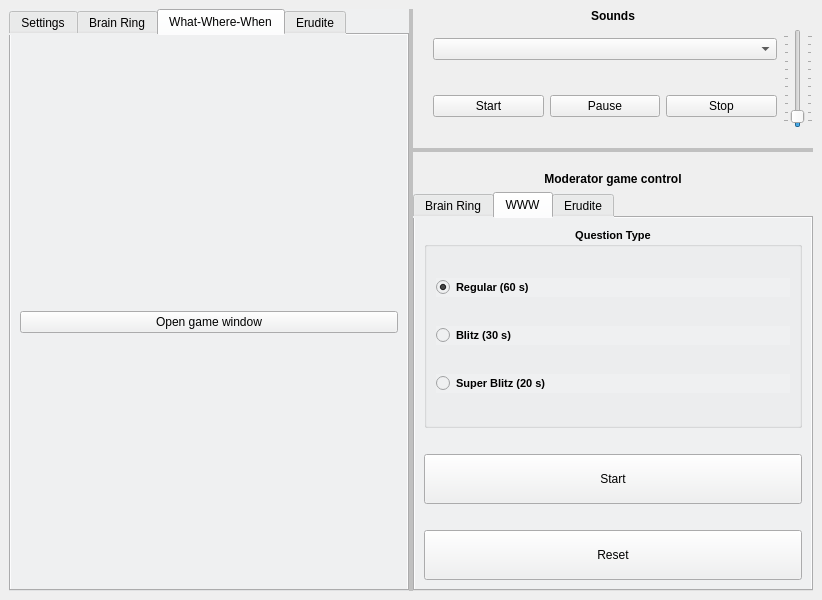
This is ui/autogenerated/bs_qt6.ui in wake-lift/brain_system_desktop_app as Qt 5 draws it before an edit. The edited form follows.
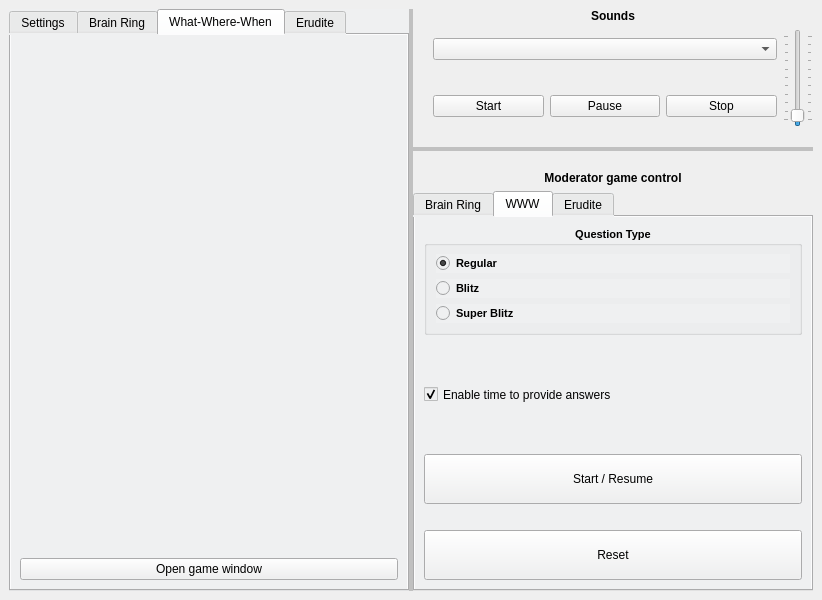
This is the edited form. The open tabs and pages were chosen to show the change.

Patch:
```diff
--- a/ui/autogenerated/bs_qt6.ui
+++ b/ui/autogenerated/bs_qt6.ui
@@ -657,7 +657,58 @@
            <attribute name="title">
             <string>What-Where-When</string>
            </attribute>
-           <layout class="QVBoxLayout" name="verticalLayout_8">
+           <layout class="QVBoxLayout" name="www_game_display_tab_vertical_layout">
+            <item>
+             <widget class="QWidget" name="main_window_www_game_widget" native="true">
+              <property name="sizePolicy">
+               <sizepolicy hsizetype="Preferred" vsizetype="Expanding">
+                <horstretch>0</horstretch>
+                <verstretch>0</verstretch>
+               </sizepolicy>
+              </property>
+              <layout class="QVBoxLayout" name="main_window_www_game_info_widget_vertical_layout">
+               <item>
+                <widget class="QWidget" name="main_window_www_game_info_widget" native="true">
+                 <property name="sizePolicy">
+                  <sizepolicy hsizetype="Preferred" vsizetype="Preferred">
+                   <horstretch>0</horstretch>
+                   <verstretch>20</verstretch>
+                  </sizepolicy>
+                 </property>
+                 <layout class="QVBoxLayout" name="verticalLayout_8">
+                  <item>
+                   <widget class="QLabel" name="main_window_www_game_info_label">
+                    <property name="font">
+                     <font>
+                      <pointsize>14</pointsize>
+                      <bold>true</bold>
+                     </font>
+                    </property>
+                    <property name="text">
+                     <string/>
+                    </property>
+                    <property name="alignment">
+                     <set>Qt::AlignCenter</set>
+                    </property>
+                   </widget>
+                  </item>
+                 </layout>
+                </widget>
+               </item>
+               <item>
+                <widget class="QWidget" name="main_window_www_timer_widget" native="true">
+                 <property name="sizePolicy">
+                  <sizepolicy hsizetype="Preferred" vsizetype="Preferred">
+                   <horstretch>0</horstretch>
+                   <verstretch>80</verstretch>
+                  </sizepolicy>
+                 </property>
+                 <layout class="QVBoxLayout" name="main_window_www_timer_widget_vertical_layout"/>
+                </widget>
+               </item>
+              </layout>
+             </widget>
+            </item>
             <item>
              <spacer name="www_tab_horizontal_spacer">
               <property name="orientation">
@@ -673,6 +724,12 @@
             </item>
             <item>
              <widget class="QPushButton" name="open_www_window_button">
+              <property name="sizePolicy">
+               <sizepolicy hsizetype="Preferred" vsizetype="Minimum">
+                <horstretch>0</horstretch>
+                <verstretch>0</verstretch>
+               </sizepolicy>
+              </property>
               <property name="text">
                <string>Open game window</string>
               </property>
@@ -1006,7 +1063,7 @@
                   <property name="minimumSize">
                    <size>
                     <width>0</width>
-                    <height>150</height>
+                    <height>0</height>
                    </size>
                   </property>
                   <property name="font">
@@ -1026,7 +1083,7 @@
                    <item>
                     <widget class="QRadioButton" name="regular_question_radio_button">
                      <property name="text">
-                      <string>Regular (60 s)</string>
+                      <string>Regular</string>
                      </property>
                      <property name="checked">
                       <bool>true</bool>
@@ -1036,20 +1093,49 @@
                    <item>
                     <widget class="QRadioButton" name="blitz_radio_button">
                      <property name="text">
-                      <string>Blitz (30 s)</string>
+                      <string>Blitz</string>
                      </property>
                     </widget>
                    </item>
                    <item>
                     <widget class="QRadioButton" name="super_blitz_radio_button">
                      <property name="text">
-                      <string>Super Blitz (20 s)</string>
+                      <string>Super Blitz</string>
                      </property>
                     </widget>
                    </item>
                   </layout>
                  </widget>
                 </item>
+                <item>
+                 <spacer name="horizontalSpacer_6">
+                  <property name="orientation">
+                   <enum>Qt::Horizontal</enum>
+                  </property>
+                  <property name="sizeHint" stdset="0">
+                   <size>
+                    <width>40</width>
+                    <height>20</height>
+                   </size>
+                  </property>
+                 </spacer>
+                </item>
+                <item>
+                 <widget class="QCheckBox" name="www_time_to_provide_answers_check_box">
+                  <property name="sizePolicy">
+                   <sizepolicy hsizetype="Minimum" vsizetype="Minimum">
+                    <horstretch>0</horstretch>
+                    <verstretch>0</verstretch>
+                   </sizepolicy>
+                  </property>
+                  <property name="text">
+                   <string>Enable time to provide answers</string>
+                  </property>
+                  <property name="checked">
+                   <bool>true</bool>
+                  </property>
+                 </widget>
+                </item>
                 <item>
                  <spacer name="horizontalSpacer_2">
                   <property name="orientation">
@@ -1072,7 +1158,7 @@
                    </size>
                   </property>
                   <property name="text">
-                   <string>Start</string>
+                   <string>Start / Resume</string>
                   </property>
                  </widget>
                 </item>
```
Left out of the diff: 24 changed lines with no effect on the pictures.
